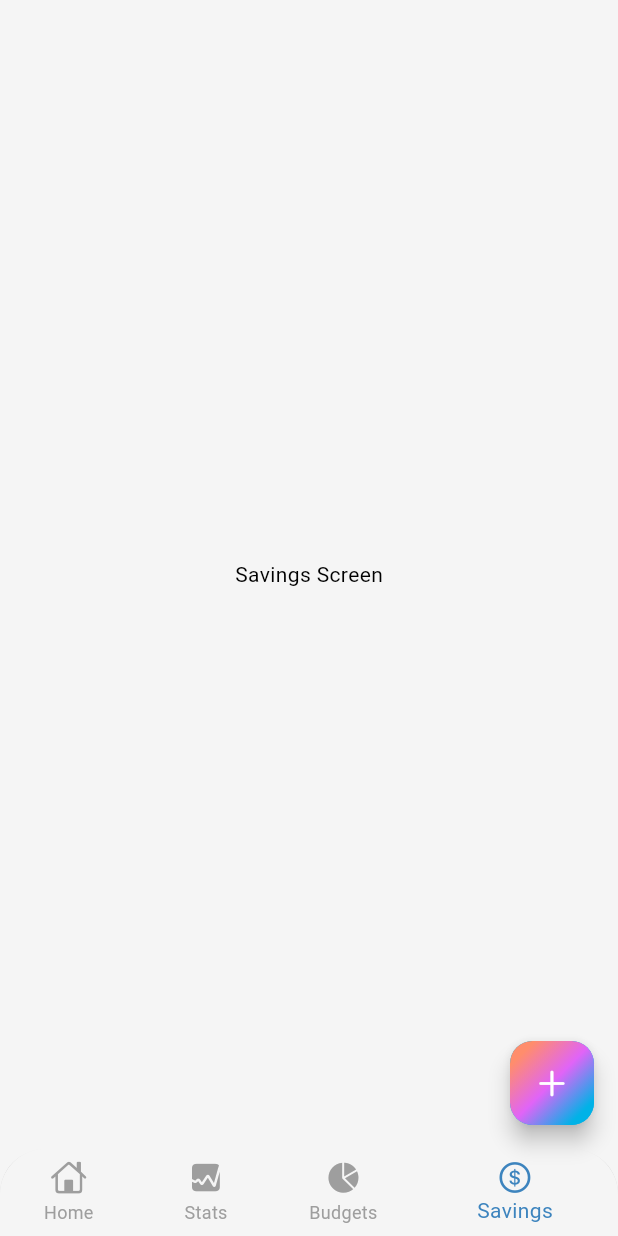
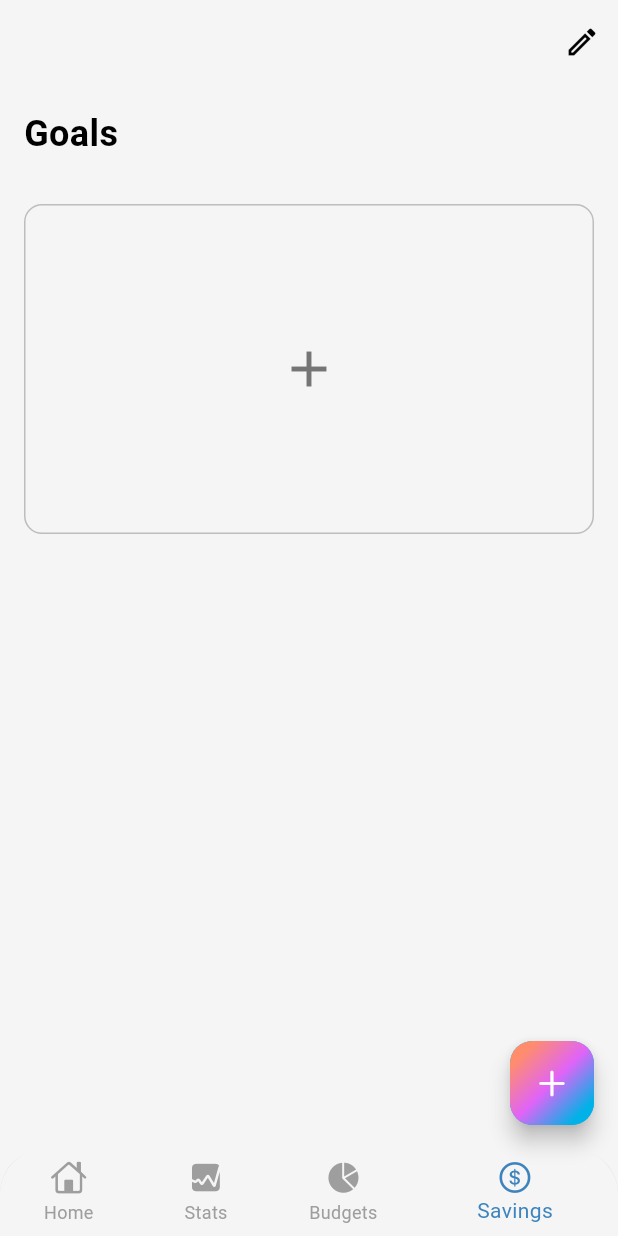
Before and after one commit to W-Nyaguthii/namer-app, a Flutter app: the screen it shows after launch, item 4 of the bottom bar chosen, on a phone screen of 412 x 824 dp. Run offline on Flutter 3.47's test engine with Material 3 defaults, Android fonts, the phone set to English and light mode, and no system bars; our stand-ins replace bloc, cloud_firestore, equatable, firebase_core, fl_chart, flutter_bloc and 2 more; accounts and stored records are empty; statements that could not run were skipped.

Commit message:
Added budget & savings screens

```diff
--- a/lib/screens/add_expense/blocs/create_categorybloc/create_category_state.dart
+++ b/lib/screens/add_expense/blocs/create_categorybloc/create_category_state.dart
@@ -14,3 +14,5 @@ final class CreateCategoryFailure extends CreateCategoryState {}
 final class CreateCategoryLoading extends CreateCategoryState {}
 
 final class CreateCategorySuccess extends CreateCategoryState {}
+
+//class CategoryDeleted extends CreateCategoryState {}
--- a/lib/screens/home/views/home_screen.dart
+++ b/lib/screens/home/views/home_screen.dart
@@ -3,30 +3,15 @@ import 'package:expense_repository/expense_repository.dart';
 import 'package:namer_app/screens/add_expense/blocs/create_categorybloc/create_category_bloc.dart';
 import 'package:namer_app/screens/add_expense/blocs/get_categories_bloc/get_categories_bloc.dart';
 import 'package:namer_app/screens/add_expense/views/add_expense.dart';
+import 'package:namer_app/screens/budgets/budgets.dart';
 import 'package:namer_app/screens/home/blocs/get_expenses_bloc/get_expenses_bloc.dart';
 import 'package:namer_app/screens/home/views/main_screen.dart';
 import 'package:flutter/cupertino.dart';
 import 'package:flutter/material.dart';
 import 'package:flutter_bloc/flutter_bloc.dart';
+import 'package:namer_app/screens/savings/savings.dart';
 import '../../add_expense/blocs/create_expense_bloc/create_expense_bloc.dart';
 import '../../stats/stats.dart';
-
-// Placeholder screens for Budgets and Savings
-class BudgetScreen extends StatelessWidget {
-  const BudgetScreen({super.key});
-  @override
-  Widget build(BuildContext context) {
-    return const Center(child: Text("Budget Screen"));
-  }
-}
-
-class SavingsScreen extends StatelessWidget {
-  const SavingsScreen({super.key});
-  @override
-  Widget build(BuildContext context) {
-    return const Center(child: Text("Savings Screen"));
-  }
-} //end of placeholder screens
 
 class HomeScreen extends StatefulWidget {
   const HomeScreen({super.key});
@@ -84,9 +69,10 @@ class _HomeScreenState extends State<HomeScreen> {
               ],
             ),
           ),
-          floatingActionButtonLocation: FloatingActionButtonLocation.endFloat,
+          floatingActionButtonLocation: FloatingActionButtonLocation
+              .endFloat, //or centerDocked once chatbot is implemented
           floatingActionButton: FloatingActionButton(
-            //  mini: true,
+            //  mini: true, // for sizing of plus button
             onPressed: () async {
               Expense? newExpense = await Navigator.push(
                 context,
@@ -142,6 +128,7 @@ class _HomeScreenState extends State<HomeScreen> {
             index: index,
             children: [
               MainScreen(state.expenses), // Home
+              //section imports all the other screen views
               const StatScreen(), // Stats
               const BudgetScreen(), // Budgets
               const SavingsScreen(), // Savings
--- /dev/null
+++ b/lib/screens/savings/savings.dart
@@ -0,0 +1,50 @@
+import 'package:flutter/material.dart';
+
+class SavingsScreen extends StatelessWidget {
+  const SavingsScreen({super.key});
+
+  @override
+  Widget build(BuildContext context) {
+    return Scaffold(
+      appBar: AppBar(
+        actions: [
+          IconButton(
+            icon: const Icon(Icons.edit_outlined),
+            onPressed: () {
+              // Handle edit action
+            },
+          ),
+        ],
+      ),
+      body: Padding(
+        padding: const EdgeInsets.all(16.0),
+        child: Column(
+          crossAxisAlignment: CrossAxisAlignment.start,
+          children: [
+            Row(
+              mainAxisAlignment: MainAxisAlignment.spaceBetween,
+              children: [
+                Text(
+                  'Goals',
+                  style: TextStyle(fontSize: 24, fontWeight: FontWeight.bold),
+                ),
+              ],
+            ),
+            SizedBox(height: 30),
+            Container(
+              width: double.infinity,
+              height: 220,
+              decoration: BoxDecoration(
+                borderRadius: BorderRadius.circular(12),
+                border: Border.all(color: Colors.grey.shade400),
+              ),
+              child: Center(
+                child: Icon(Icons.add, size: 40, color: Colors.grey.shade600),
+              ),
+            ),
+          ],
+        ),
+      ),
+    );
+  }
+}
--- a/pubspec.yaml
+++ b/pubspec.yaml
@@ -44,6 +44,8 @@ dependencies:
   firebase_core: ^3.11.0   #could also be ^2.16.0
   flutter_bloc: ^8.1.3
   uuid: ^4.5.1
+  cloud_firestore: ^5.6.5
+  http: ^0.13.6
 
 firebase_auth: ^4.10.0
 cloud_firestore: ^4.9.2
```
Also changed, not shown: lib/main.dart (+16 -1 lines), lib/screens/add_expense/blocs/create_categorybloc/create_category_event.dart (+10 -0 lines), lib/screens/budgets/budgets.dart (added, +50 -0 lines), lib/screens/chat_screen.dart (added, +44 -0 lines), lib/screens/home/views/main_screen.dart (+7 -6 lines), lib/services/chat_gpt_service.dart (added, +41 -0 lines), packages/expense_repository/lib/src/firebase_expense_repo.dart (+15 -0 lines), pubspec.lock.
